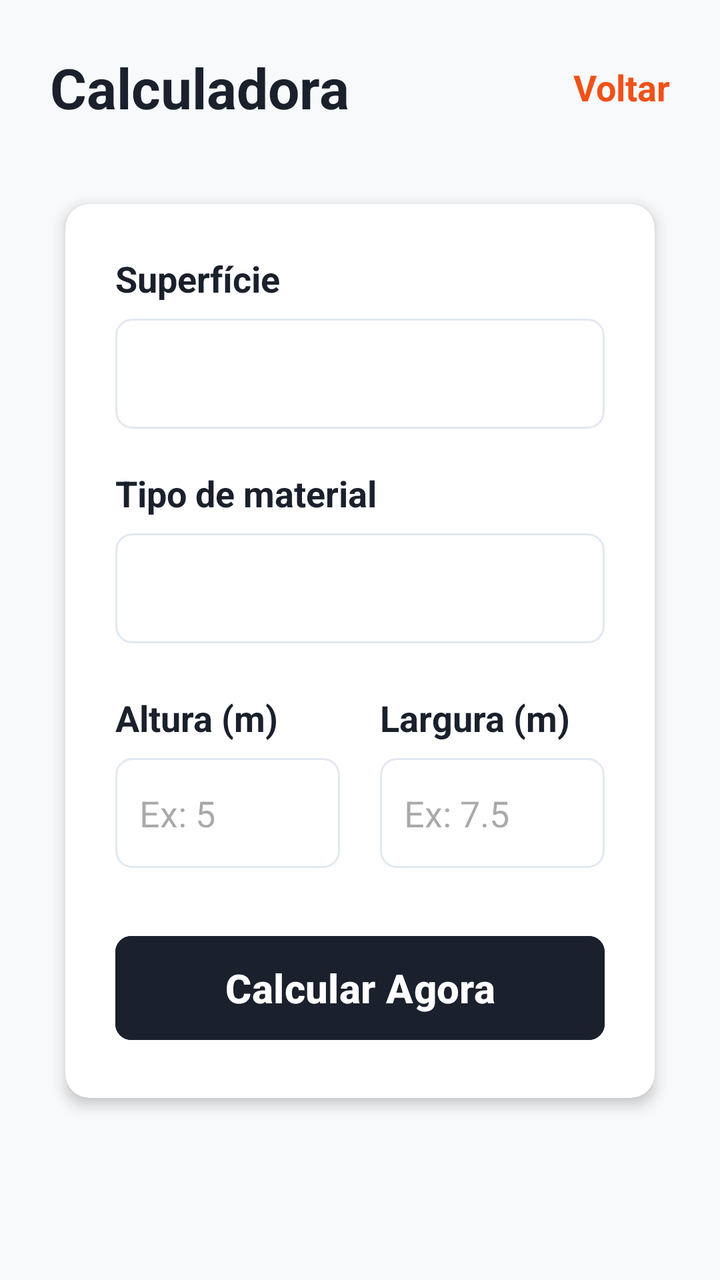
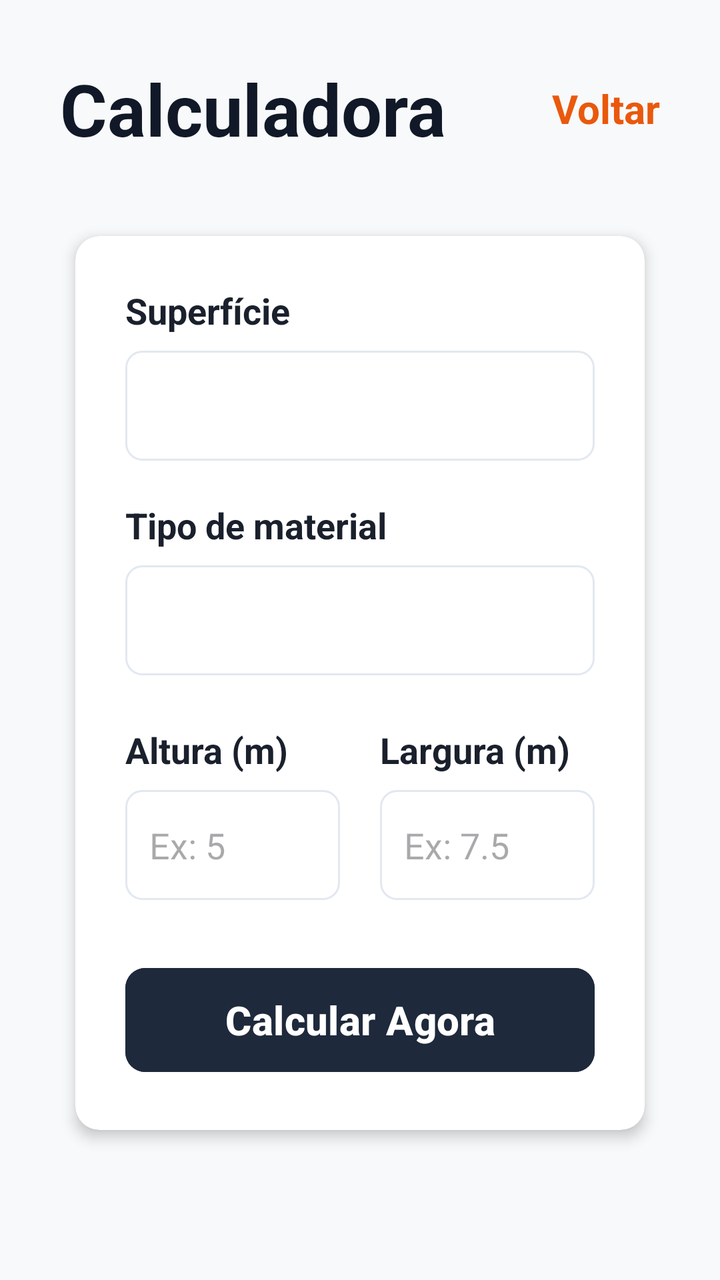

The first picture is an Android layout as it rendered before a commit; the second is the same layout after the commit. The layout source and the unified diff follow.
<!-- AndroidManifest.xml: application theme Theme.ObraCertaAndroid -->
<!-- res/layout/activity_calculadora.xml -->
<?xml version="1.0" encoding="utf-8"?>
<ScrollView xmlns:android="http://schemas.android.com/apk/res/android"
    xmlns:app="http://schemas.android.com/apk/res-auto"
    android:layout_width="match_parent"
    android:layout_height="match_parent"
    android:background="#F8F9FA"
    android:fillViewport="true">

    <LinearLayout
        android:id="@+id/main"
        android:layout_width="match_parent"
        android:layout_height="wrap_content"
        android:orientation="vertical"
        android:padding="25dp">

        <LinearLayout
            android:layout_width="match_parent"
            android:layout_height="wrap_content"
            android:orientation="horizontal"
            android:layout_marginBottom="30dp">

            <TextView
                android:id="@+id/tvTituloCalculadora"
                android:layout_width="0dp"
                android:layout_height="wrap_content"
                android:layout_weight="1"
                android:text="@string/titulo_calculadora"
                android:textColor="#1A202C"
                android:textSize="28sp"
                android:textStyle="bold" />

            <TextView
                android:id="@+id/tvVoltarCalculadora"
                android:layout_width="wrap_content"
                android:layout_height="wrap_content"
                android:text="@string/btn_voltar"
                android:textColor="@color/laranja_principal"
                android:textSize="18sp"
                android:textStyle="bold"
                android:layout_gravity="center_vertical" />
        </LinearLayout>

        <androidx.cardview.widget.CardView
            android:layout_width="match_parent"
            android:layout_height="wrap_content"
            app:cardCornerRadius="12dp"
            app:cardElevation="4dp"
            app:cardBackgroundColor="@color/white"
            app:cardUseCompatPadding="true">

            <LinearLayout
                android:layout_width="match_parent"
                android:layout_height="wrap_content"
                android:orientation="vertical"
                android:padding="25dp">

                <TextView
                    android:layout_width="match_parent"
                    android:layout_height="wrap_content"
                    android:text="Superfície"
                    android:textColor="#1A202C"
                    android:textSize="18sp"
                    android:textStyle="bold" />

                <Spinner
                    android:id="@+id/spSuperficie"
                    android:layout_width="match_parent"
                    android:layout_height="55dp"
                    android:background="@drawable/bg_input_borda"
                    android:layout_marginTop="8dp"
                    android:layout_marginBottom="20dp" />

                <TextView
                    android:layout_width="match_parent"
                    android:layout_height="wrap_content"
                    android:text="Tipo de material"
                    android:textColor="#1A202C"
                    android:textSize="18sp"
                    android:textStyle="bold" />

                <Spinner
                    android:id="@+id/spMaterial"
                    android:layout_width="match_parent"
                    android:layout_height="55dp"
                    android:background="@drawable/bg_input_borda"
                    android:layout_marginTop="8dp"
                    android:layout_marginBottom="25dp" />

                <LinearLayout
                    android:layout_width="match_parent"
                    android:layout_height="wrap_content"
                    android:orientation="horizontal"
                    android:baselineAligned="false"
                    android:layout_marginBottom="30dp">

                    <LinearLayout
                        android:layout_width="0dp"
                        android:layout_height="wrap_content"
                        android:layout_weight="1"
                        android:orientation="vertical"
                        android:layout_marginEnd="10dp">

                        <TextView
                            android:layout_width="match_parent"
                            android:layout_height="wrap_content"
                            android:text="Altura (m)"
                            android:textColor="#1A202C"
                            android:textSize="18sp"
                            android:textStyle="bold"/>

                        <EditText
                            android:id="@+id/etAltura"
                            android:layout_width="match_parent"
                            android:layout_height="55dp"
                            android:hint="Ex: 5"
                            android:inputType="numberDecimal"
                            android:importantForAutofill="no"
                            android:background="@drawable/bg_input_borda"
                            android:padding="12dp"
                            android:layout_marginTop="8dp"/>
                    </LinearLayout>

                    <LinearLayout
                        android:layout_width="0dp"
                        android:layout_height="wrap_content"
                        android:layout_weight="1"
                        android:orientation="vertical"
                        android:layout_marginStart="10dp">

                        <TextView
                            android:layout_width="match_parent"
                            android:layout_height="wrap_content"
                            android:text="Largura (m)"
                            android:textColor="#1A202C"
                            android:textSize="18sp"
                            android:textStyle="bold"/>

                        <EditText
                            android:id="@+id/etLargura"
                            android:layout_width="match_parent"
                            android:layout_height="55dp"
                            android:hint="Ex: 7.5"
                            android:inputType="numberDecimal"
                            android:importantForAutofill="no"
                            android:background="@drawable/bg_input_borda"
                            android:padding="12dp"
                            android:layout_marginTop="8dp"/>
                    </LinearLayout>
                </LinearLayout>

                <Button
                    android:id="@+id/btnCalcular"
                    android:layout_width="match_parent"
                    android:layout_height="60dp"
                    android:text="Calcular Agora"
                    android:textColor="@color/white"
                    android:textSize="20sp"
                    android:textStyle="bold"
                    android:backgroundTint="#1A202C"
                    app:cornerRadius="8dp" />
            </LinearLayout>
        </androidx.cardview.widget.CardView>

        <LinearLayout
            android:id="@+id/llResultado"
            android:layout_width="match_parent"
            android:layout_height="wrap_content"
            android:orientation="vertical"
            android:background="@drawable/bg_resultado_verde"
            android:layout_marginTop="20dp"
            android:padding="20dp"
            android:visibility="gone">

            <TextView
                android:layout_width="match_parent"
                android:layout_height="wrap_content"
                android:text="Resultado do Cálculo:"
                android:textColor="#064E3B"
                android:textSize="20sp"
                android:textStyle="bold"/>

            <View
                android:layout_width="match_parent"
                android:layout_height="1dp"
                android:background="#A7F3D0"
                android:layout_marginTop="10dp"
                android:layout_marginBottom="15dp"/>

            <TextView
                android:id="@+id/tvNomeMaterialResult"
                android:layout_width="match_parent"
                android:layout_height="wrap_content"
                android:text="Material: Cerâmica"
                android:textColor="#111827"
                android:textSize="16sp"
                android:layout_marginBottom="5dp"/>

            <TextView
                android:id="@+id/tvAreaComMargem"
                android:layout_width="match_parent"
                android:layout_height="wrap_content"
                android:text="27,50 m² (já c/ 10% de quebra)"
                android:textColor="#064E3B"
                android:textSize="24sp"
                android:textStyle="bold" />

            <TextView
                android:id="@+id/tvAreaExata"
                android:layout_width="match_parent"
                android:layout_height="wrap_content"
                android:text="Área total s/ quebra: 25,00 m²"
                android:textColor="#064E3B"
                android:textSize="14sp"
                android:layout_marginTop="5dp"/>

            <View
                android:layout_width="match_parent"
                android:layout_height="1dp"
                android:background="#A7F3D0"
                android:layout_marginTop="15dp"
                android:layout_marginBottom="15dp"/>

            <TextView
                android:layout_width="match_parent"
                android:layout_height="wrap_content"
                android:text="Vincular a uma obra existente:"
                android:textColor="#064E3B"
                android:textSize="14sp"
                android:textStyle="bold"
                android:layout_marginBottom="10dp"/>

            <Spinner
                android:id="@+id/spProjetosVinculo"
                android:layout_width="match_parent"
                android:layout_height="50dp"
                android:background="@drawable/bg_spinner_verde"
                android:layout_marginBottom="15dp" />

            <Button
                android:id="@+id/btnSalvarMaterial"
                android:layout_width="match_parent"
                android:layout_height="55dp"
                android:text="Salvar Material na Obra"
                android:textColor="@color/white"
                android:textSize="16sp"
                android:textStyle="bold"
                android:backgroundTint="#74B787"
                app:cornerRadius="8dp" />
        </LinearLayout>
    </LinearLayout>
</ScrollView>
<!-- resources referenced by this layout -->
<resources>
  <color name="laranja_principal">#F05118</color>
  <color name="white">#FFFFFFFF</color>
  <!-- drawable bg_input_borda (drawable) -->
  <?xml version="1.0" encoding="utf-8"?>
  <shape xmlns:android="http://schemas.android.com/apk/res/android">
      
      <solid android:color="@color/white" />
      
      <stroke android:width="1dp" android:color="#E2E8F0" />
      
      <corners android:radius="8dp" />
  </shape>
  <!-- drawable bg_resultado_verde (drawable) -->
  <?xml version="1.0" encoding="utf-8"?>
  <shape xmlns:android="http://schemas.android.com/apk/res/android">
      <solid android:color="#F0FDF4" /> <stroke android:width="1dp" android:color="#BBF7D0" /> <corners android:radius="12dp" />
  </shape>
  <!-- drawable bg_spinner_verde (drawable) -->
  <?xml version="1.0" encoding="utf-8"?>
  <shape xmlns:android="http://schemas.android.com/apk/res/android">
      <solid android:color="#FFFFFF" />
      <stroke android:width="2dp" android:color="#16A34A" /> <corners android:radius="8dp" />
  </shape>
  <string name="btn_voltar">Voltar</string>
  <string name="titulo_calculadora">Calculadora</string>
  <style name="Theme.ObraCertaAndroid" parent="Base.Theme.ObraCertaAndroid" />
  <style name="Base.Theme.ObraCertaAndroid" parent="Theme.Material3.Light.NoActionBar">
          
          
      </style>
</resources>

<!-- the commit's change to res/layout/activity_calculadora.xml (unified diff, before → after) -->
@@ -1,251 +1,259 @@
 <?xml version="1.0" encoding="utf-8"?>
-<ScrollView xmlns:android="http://schemas.android.com/apk/res/android"
+<LinearLayout xmlns:android="http://schemas.android.com/apk/res/android"
     xmlns:app="http://schemas.android.com/apk/res-auto"
+    android:id="@+id/main"
     android:layout_width="match_parent"
     android:layout_height="match_parent"
-    android:background="#F8F9FA"
-    android:fillViewport="true">
-
-    <LinearLayout
-        android:id="@+id/main"
+    android:background="#EA580C"
+    android:orientation="vertical">
+
+    <ScrollView
         android:layout_width="match_parent"
-        android:layout_height="wrap_content"
-        android:orientation="vertical"
-        android:padding="25dp">
+        android:layout_height="match_parent"
+        android:background="#F8F9FA"
+        android:fillViewport="true"
+        android:scrollbars="none">
 
         <LinearLayout
             android:layout_width="match_parent"
             android:layout_height="wrap_content"
-            android:orientation="horizontal"
-            android:layout_marginBottom="30dp">
-
-            <TextView
-                android:id="@+id/tvTituloCalculadora"
-                android:layout_width="0dp"
-                android:layout_height="wrap_content"
-                android:layout_weight="1"
-                android:text="@string/titulo_calculadora"
-                android:textColor="#1A202C"
-                android:textSize="28sp"
-                android:textStyle="bold" />
-
-            <TextView
-                android:id="@+id/tvVoltarCalculadora"
-                android:layout_width="wrap_content"
-                android:layout_height="wrap_content"
-                android:text="@string/btn_voltar"
-                android:textColor="@color/laranja_principal"
-                android:textSize="18sp"
-                android:textStyle="bold"
-                android:layout_gravity="center_vertical" />
-        </LinearLayout>
-
-        <androidx.cardview.widget.CardView
-            android:layout_width="match_parent"
-            android:layout_height="wrap_content"
-            app:cardCornerRadius="12dp"
-            app:cardElevation="4dp"
-            app:cardBackgroundColor="@color/white"
-            app:cardUseCompatPadding="true">
+            android:orientation="vertical"
+            android:padding="30dp">
 
             <LinearLayout
                 android:layout_width="match_parent"
                 android:layout_height="wrap_content"
+                android:orientation="horizontal"
+                android:gravity="center_vertical"
+                android:layout_marginBottom="30dp">
+
+                <TextView
+                    android:id="@+id/tvTituloCalculadora"
+                    android:layout_width="0dp"
+                    android:layout_height="wrap_content"
+                    android:layout_weight="1"
+                    android:text="@string/titulo_calculadora"
+                    android:textColor="#111827"
+                    android:textSize="36sp"
+                    android:textStyle="bold" />
+
+                <TextView
+                    android:id="@+id/tvVoltarCalculadora"
+                    android:layout_width="wrap_content"
+                    android:layout_height="wrap_content"
+                    android:text="@string/btn_voltar"
+                    android:textColor="#EA580C"
+                    android:textSize="20sp"
+                    android:textStyle="bold" />
+            </LinearLayout>
+
+            <androidx.cardview.widget.CardView
+                android:layout_width="match_parent"
+                android:layout_height="wrap_content"
+                app:cardCornerRadius="12dp"
+                app:cardElevation="4dp"
+                app:cardBackgroundColor="@color/white"
+                app:cardUseCompatPadding="true">
+
+                <LinearLayout
+                    android:layout_width="match_parent"
+                    android:layout_height="wrap_content"
+                    android:orientation="vertical"
+                    android:padding="25dp">
+
+                    <TextView
+                        android:layout_width="match_parent"
+                        android:layout_height="wrap_content"
+                        android:text="Superfície"
+                        android:textColor="#1A202C"
+                        android:textSize="18sp"
+                        android:textStyle="bold" />
+
+                    <Spinner
+                        android:id="@+id/spSuperficie"
+                        android:layout_width="match_parent"
+                        android:layout_height="55dp"
+                        android:background="@drawable/bg_input_borda"
+                        android:layout_marginTop="8dp"
+                        android:layout_marginBottom="20dp" />
+
+                    <TextView
+                        android:layout_width="match_parent"
+                        android:layout_height="wrap_content"
+                        android:text="Tipo de material"
+                        android:textColor="#1A202C"
+                        android:textSize="18sp"
+                        android:textStyle="bold" />
+
+                    <Spinner
+                        android:id="@+id/spMaterial"
+                        android:layout_width="match_parent"
+                        android:layout_height="55dp"
+                        android:background="@drawable/bg_input_borda"
+                        android:layout_marginTop="8dp"
+                        android:layout_marginBottom="25dp" />
+
+                    <LinearLayout
+                        android:layout_width="match_parent"
+                        android:layout_height="wrap_content"
+                        android:orientation="horizontal"
+                        android:baselineAligned="false"
+                        android:layout_marginBottom="30dp">
+
+                        <LinearLayout
+                            android:layout_width="0dp"
+                            android:layout_height="wrap_content"
+                            android:layout_weight="1"
+                            android:orientation="vertical"
+                            android:layout_marginEnd="10dp">
+
+                            <TextView
+                                android:layout_width="match_parent"
+                                android:layout_height="wrap_content"
+                                android:text="Altura (m)"
+                                android:textColor="#1A202C"
+                                android:textSize="18sp"
+                                android:textStyle="bold"/>
+
+                            <EditText
+                                android:id="@+id/etAltura"
+                                android:layout_width="match_parent"
+                                android:layout_height="55dp"
+                                android:hint="Ex: 5"
+                                android:inputType="numberDecimal"
+                                android:importantForAutofill="no"
+                                android:background="@drawable/bg_input_borda"
+                                android:padding="12dp"
+                                android:layout_marginTop="8dp"/>
+                        </LinearLayout>
+
+                        <LinearLayout
+                            android:layout_width="0dp"
+                            android:layout_height="wrap_content"
+                            android:layout_weight="1"
+                            android:orientation="vertical"
+                            android:layout_marginStart="10dp">
+
+                            <TextView
+                                android:layout_width="match_parent"
+                                android:layout_height="wrap_content"
+                                android:text="Largura (m)"
+                                android:textColor="#1A202C"
+                                android:textSize="18sp"
+                                android:textStyle="bold"/>
+
+                            <EditText
+                                android:id="@+id/etLargura"
+                                android:layout_width="match_parent"
+                                android:layout_height="55dp"
+                                android:hint="Ex: 7.5"
+                                android:inputType="numberDecimal"
+                                android:importantForAutofill="no"
+                                android:background="@drawable/bg_input_borda"
+                                android:padding="12dp"
+                                android:layout_marginTop="8dp"/>
+                        </LinearLayout>
+                    </LinearLayout>
+
+                    <Button
+                        android:id="@+id/btnCalcular"
+                        android:layout_width="match_parent"
+                        android:layout_height="60dp"
+                        android:text="Calcular Agora"
+                        android:textColor="@color/white"
+                        android:textSize="20sp"
+                        android:textStyle="bold"
+                        android:backgroundTint="#1E293B"
+                        app:cornerRadius="10dp" />
+                </LinearLayout>
+            </androidx.cardview.widget.CardView>
+
+            <LinearLayout
+                android:id="@+id/llResultado"
+                android:layout_width="match_parent"
+                android:layout_height="wrap_content"
                 android:orientation="vertical"
-                android:padding="25dp">
-
-                <TextView
-                    android:layout_width="match_parent"
-                    android:layout_height="wrap_content"
-                    android:text="Superfície"
-                    android:textColor="#1A202C"
-                    android:textSize="18sp"
+                android:background="@drawable/bg_resultado_verde"
+                android:layout_marginTop="20dp"
+                android:padding="20dp"
+                android:visibility="gone">
+
+                <TextView
+                    android:layout_width="match_parent"
+                    android:layout_height="wrap_content"
+                    android:text="Resultado do Cálculo:"
+                    android:textColor="#064E3B"
+                    android:textSize="20sp"
+                    android:textStyle="bold"/>
+
+                <View
+                    android:layout_width="match_parent"
+                    android:layout_height="1dp"
+                    android:background="#A7F3D0"
+                    android:layout_marginTop="10dp"
+                    android:layout_marginBottom="15dp"/>
+
+                <TextView
+                    android:id="@+id/tvNomeMaterialResult"
+                    android:layout_width="match_parent"
+                    android:layout_height="wrap_content"
+                    android:text="Material: Cerâmica"
+                    android:textColor="#111827"
+                    android:textSize="16sp"
+                    android:layout_marginBottom="5dp"/>
+
+                <TextView
+                    android:id="@+id/tvAreaComMargem"
+                    android:layout_width="match_parent"
+                    android:layout_height="wrap_content"
+                    android:text="27,50 m² (já c/ 10% de quebra)"
+                    android:textColor="#064E3B"
+                    android:textSize="24sp"
                     android:textStyle="bold" />
 
+                <TextView
+                    android:id="@+id/tvAreaExata"
+                    android:layout_width="match_parent"
+                    android:layout_height="wrap_content"
+                    android:text="Área total s/ quebra: 25,00 m²"
+                    android:textColor="#064E3B"
+                    android:textSize="14sp"
+                    android:layout_marginTop="5dp"/>
+
+                <View
+                    android:layout_width="match_parent"
+                    android:layout_height="1dp"
+                    android:background="#A7F3D0"
+                    android:layout_marginTop="15dp"
+                    android:layout_marginBottom="15dp"/>
+
+                <TextView
+                    android:layout_width="match_parent"
+                    android:layout_height="wrap_content"
+                    android:text="Vincular a uma obra existente:"
+                    android:textColor="#064E3B"
+                    android:textSize="14sp"
+                    android:textStyle="bold"
+                    android:layout_marginBottom="10dp"/>
+
                 <Spinner
-                    android:id="@+id/spSuperficie"
+                    android:id="@+id/spProjetosVinculo"
+                    android:layout_width="match_parent"
+                    android:layout_height="50dp"
+                    android:background="@drawable/bg_spinner_verde"
+                    android:layout_marginBottom="15dp" />
+
+                <Button
+                    android:id="@+id/btnSalvarMaterial"
                     android:layout_width="match_parent"
                     android:layout_height="55dp"
-                    android:background="@drawable/bg_input_borda"
-                    android:layout_marginTop="8dp"
-                    android:layout_marginBottom="20dp" />
-
-                <TextView
-                    android:layout_width="match_parent"
-                    android:layout_height="wrap_content"
-                    android:text="Tipo de material"
-                    android:textColor="#1A202C"
-                    android:textSize="18sp"
-                    android:textStyle="bold" />
-
-                <Spinner
-                    android:id="@+id/spMaterial"
-                    android:layout_width="match_parent"
-                    android:layout_height="55dp"
-                    android:background="@drawable/bg_input_borda"
-                    android:layout_marginTop="8dp"
-                    android:layout_marginBottom="25dp" />
-
-                <LinearLayout
-                    android:layout_width="match_parent"
-                    android:layout_height="wrap_content"
-                    android:orientation="horizontal"
-                    android:baselineAligned="false"
-                    android:layout_marginBottom="30dp">
-
-                    <LinearLayout
-                        android:layout_width="0dp"
-                        android:layout_height="wrap_content"
-                        android:layout_weight="1"
-                        android:orientation="vertical"
-                        android:layout_marginEnd="10dp">
-
-                        <TextView
-                            android:layout_width="match_parent"
-                            android:layout_height="wrap_content"
-                            android:text="Altura (m)"
-                            android:textColor="#1A202C"
-                            android:textSize="18sp"
-                            android:textStyle="bold"/>
-
-                        <EditText
-                            android:id="@+id/etAltura"
-                            android:layout_width="match_parent"
-                            android:layout_height="55dp"
-                            android:hint="Ex: 5"
-                            android:inputType="numberDecimal"
-                            android:importantForAutofill="no"
-                            android:background="@drawable/bg_input_borda"
-                            android:padding="12dp"
-                            android:layout_marginTop="8dp"/>
-                    </LinearLayout>
-
-                    <LinearLayout
-                        android:layout_width="0dp"
-                        android:layout_height="wrap_content"
-                        android:layout_weight="1"
-                        android:orientation="vertical"
-                        android:layout_marginStart="10dp">
-
-                        <TextView
-                            android:layout_width="match_parent"
-                            android:layout_height="wrap_content"
-                            android:text="Largura (m)"
-                            android:textColor="#1A202C"
-                            android:textSize="18sp"
-                            android:textStyle="bold"/>
-
-                        <EditText
-                            android:id="@+id/etLargura"
-                            android:layout_width="match_parent"
-                            android:layout_height="55dp"
-                            android:hint="Ex: 7.5"
-                            android:inputType="numberDecimal"
-                            android:importantForAutofill="no"
-                            android:background="@drawable/bg_input_borda"
-                            android:padding="12dp"
-                            android:layout_marginTop="8dp"/>
-                    </LinearLayout>
-                </LinearLayout>
-
-                <Button
-                    android:id="@+id/btnCalcular"
-                    android:layout_width="match_parent"
-                    android:layout_height="60dp"
-                    android:text="Calcular Agora"
+                    android:text="Salvar Material na Obra"
                     android:textColor="@color/white"
-                    android:textSize="20sp"
+                    android:textSize="16sp"
                     android:textStyle="bold"
-                    android:backgroundTint="#1A202C"
+                    android:backgroundTint="#74B787"
                     app:cornerRadius="8dp" />
             </LinearLayout>
-        </androidx.cardview.widget.CardView>
-
-        <LinearLayout
-            android:id="@+id/llResultado"
-            android:layout_width="match_parent"
-            android:layout_height="wrap_content"
-            android:orientation="vertical"
-            android:background="@drawable/bg_resultado_verde"
-            android:layout_marginTop="20dp"
-            android:padding="20dp"
-            android:visibility="gone">
-
-            <TextView
-                android:layout_width="match_parent"
-                android:layout_height="wrap_content"
-                android:text="Resultado do Cálculo:"
-                android:textColor="#064E3B"
-                android:textSize="20sp"
-                android:textStyle="bold"/>
-
-            <View
-                android:layout_width="match_parent"
-                android:layout_height="1dp"
-                android:background="#A7F3D0"
-                android:layout_marginTop="10dp"
-                android:layout_marginBottom="15dp"/>
-
-            <TextView
-                android:id="@+id/tvNomeMaterialResult"
-                android:layout_width="match_parent"
-                android:layout_height="wrap_content"
-                android:text="Material: Cerâmica"
-                android:textColor="#111827"
-                android:textSize="16sp"
-                android:layout_marginBottom="5dp"/>
-
-            <TextView
-                android:id="@+id/tvAreaComMargem"
-                android:layout_width="match_parent"
-                android:layout_height="wrap_content"
-                android:text="27,50 m² (já c/ 10% de quebra)"
-                android:textColor="#064E3B"
-                android:textSize="24sp"
-                android:textStyle="bold" />
-
-            <TextView
-                android:id="@+id/tvAreaExata"
-                android:layout_width="match_parent"
-                android:layout_height="wrap_content"
-                android:text="Área total s/ quebra: 25,00 m²"
-                android:textColor="#064E3B"
-                android:textSize="14sp"
-                android:layout_marginTop="5dp"/>
-
-            <View
-                android:layout_width="match_parent"
-                android:layout_height="1dp"
-                android:background="#A7F3D0"
-                android:layout_marginTop="15dp"
-                android:layout_marginBottom="15dp"/>
-
-            <TextView
-                android:layout_width="match_parent"
-                android:layout_height="wrap_content"
-                android:text="Vincular a uma obra existente:"
-                android:textColor="#064E3B"
-                android:textSize="14sp"
-                android:textStyle="bold"
-                android:layout_marginBottom="10dp"/>
-
-            <Spinner
-                android:id="@+id/spProjetosVinculo"
-                android:layout_width="match_parent"
-                android:layout_height="50dp"
-                android:background="@drawable/bg_spinner_verde"
-                android:layout_marginBottom="15dp" />
-
-            <Button
-                android:id="@+id/btnSalvarMaterial"
-                android:layout_width="match_parent"
-                android:layout_height="55dp"
-                android:text="Salvar Material na Obra"
-                android:textColor="@color/white"
-                android:textSize="16sp"
-                android:textStyle="bold"
-                android:backgroundTint="#74B787"
-                app:cornerRadius="8dp" />
         </LinearLayout>
-    </LinearLayout>
-</ScrollView>
+    </ScrollView>
+</LinearLayout>
<!-- resource entries referenced after the edit -->
@@ -1,6 +1,5 @@
 <!-- resources referenced by this layout -->
 <resources>
-  <color name="laranja_principal">#F05118</color>
   <color name="white">#FFFFFFFF</color>
   <!-- drawable bg_input_borda (drawable) -->
   <?xml version="1.0" encoding="utf-8"?>
